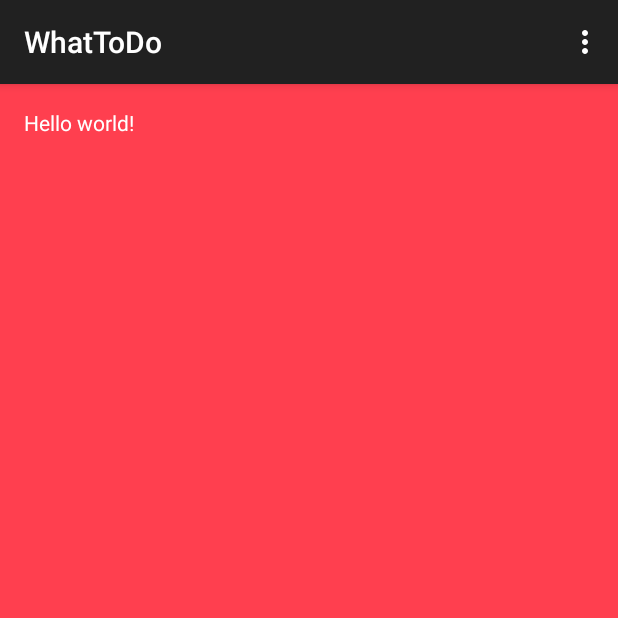
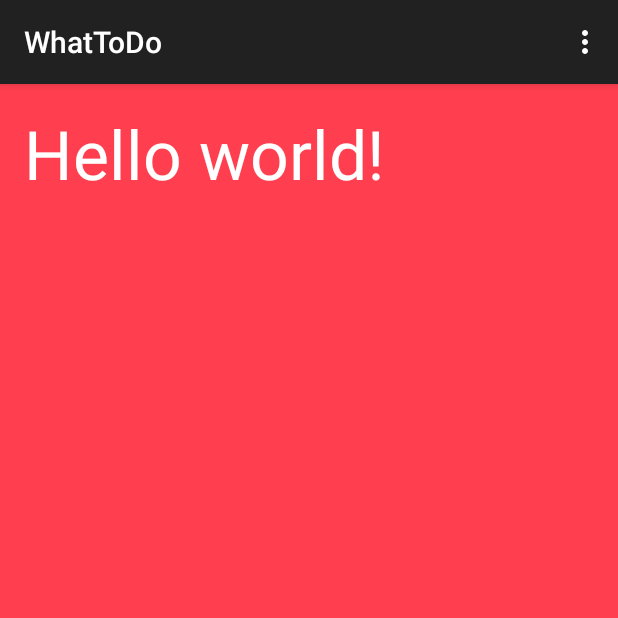
Before and after one commit to EmelieHedqvist/WhatToDo, an Android app: the screen it shows after launch (MainActivity), on a phone screen of 412 x 824 dp, the top half of it. Run offline under Robolectric (Android 15) with nearby library versions, the phone set to English and light mode, and no system bars.

Commit message:
changed text size and tried adding a gravity to the textview

```diff
--- a/app/src/main/res/layout/activity_main.xml
+++ b/app/src/main/res/layout/activity_main.xml
@@ -8,6 +8,8 @@
 
     <TextView android:text="@string/hello_world" android:layout_width="wrap_content"
         android:layout_height="wrap_content"
+        android:gravity="center_vertical"
+        android:textSize="45sp"
         android:textColor="#FFFFFF" />
 
 </RelativeLayout>
```
